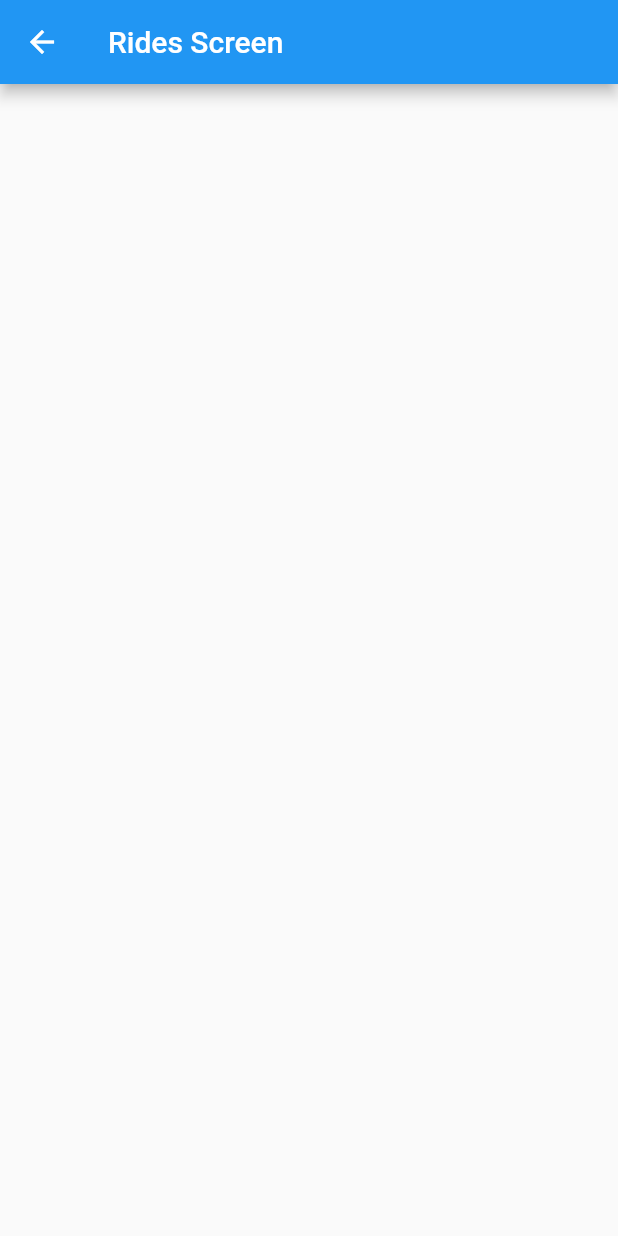
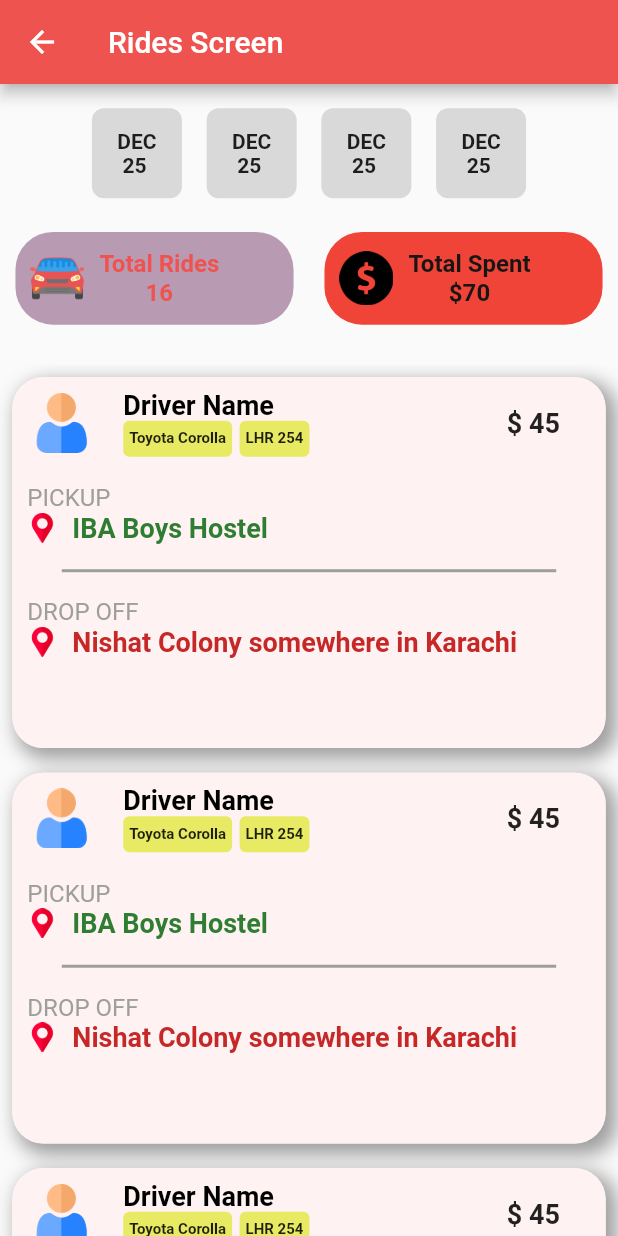
Before and after one commit to Boringlyf/edutech_app, a Flutter app: the RidesScreen screen opened directly, on a phone screen of 412 x 824 dp. Run offline on Flutter 3.47's test engine with Material 2 defaults, Android fonts, the phone set to English and light mode, and no system bars; our stand-ins replace animated_splash_screen, google_maps_flutter, intl_phone_field, page_transition.

Commit message:
Added User Walltet and Ride History Details

```diff
--- a/lib/Screens/rides_history_screen.dart
+++ b/lib/Screens/rides_history_screen.dart
@@ -1,3 +1,6 @@
+import 'package:app/widgets/date_month.dart';
+import 'package:app/widgets/ride_history_card.dart';
+import 'package:app/widgets/total_badge.dart';
 import 'package:flutter/material.dart';
 
 class RidesScreen extends StatelessWidget {
@@ -7,7 +10,45 @@ class RidesScreen extends StatelessWidget {
   Widget build(BuildContext context) {
     return Scaffold(
       appBar: AppBar(
-        title: Text('Rides Screen'),
+        title: const Text('Rides Screen'),
+        backgroundColor: Colors.red[400],
+      ),
+      body: Column(
+        children: [
+          Padding(
+            padding: const EdgeInsets.all(8.0),
+            child: Row(
+              mainAxisAlignment: MainAxisAlignment.center,
+              children: const [
+                DateMonth(),
+                DateMonth(),
+                DateMonth(),
+                DateMonth(),
+              ],
+            ),
+          ),
+          Row(
+            children: const [
+              TotalBadge(),
+            ],
+          ),
+          SizedBox(
+            height: MediaQuery.of(context).size.width -
+                (MediaQuery.of(context).size.width * 0.95),
+          ),
+          new Expanded(
+            child: new SingleChildScrollView(
+              child: Column(
+                children: <Widget>[
+                  RideHistoryCard(),
+                  RideHistoryCard(),
+                  RideHistoryCard(),
+                  RideHistoryCard(),
+                ],
+              ),
+            ),
+          ),
+        ],
       ),
     );
   }
--- a/lib/Screens/wallet_screen.dart
+++ b/lib/Screens/wallet_screen.dart
@@ -6,7 +6,101 @@ class WalletScreen extends StatelessWidget {
   @override
   Widget build(BuildContext context) {
     return Scaffold(
-      appBar: AppBar(title: Text('Wallet')),
+      appBar: AppBar(
+        title: const Text('Wallet'),
+        backgroundColor: Colors.red[400],
+      ),
+      body: Column(
+        children: [
+          Padding(
+            padding: const EdgeInsets.all(8.0),
+            child: Card(
+              elevation: 8,
+              shape: RoundedRectangleBorder(
+                borderRadius: BorderRadius.circular(
+                    MediaQuery.of(context).size.width -
+                        (MediaQuery.of(context).size.width * 0.5)),
+              ),
+              child: Container(
+                width: MediaQuery.of(context).size.width -
+                    (MediaQuery.of(context).size.width * 0.5),
+                height: MediaQuery.of(context).size.width -
+                    (MediaQuery.of(context).size.width * 0.5),
+                decoration: BoxDecoration(
+                  border: Border.all(
+                    color: Color.fromARGB(255, 253, 249, 249),
+                    width: 4,
+                  ),
+                  borderRadius: BorderRadius.all(
+                    Radius.circular(
+                      MediaQuery.of(context).size.width -
+                          (MediaQuery.of(context).size.width * 0.50),
+                    ),
+                  ),
+                ),
+                alignment: Alignment.center,
+                child: Text(
+                  "15240",
+                  style: TextStyle(
+                    fontSize: 60,
+                    fontWeight: FontWeight.bold,
+                    color: Colors.red[400],
+                  ),
+                ),
+              ),
+            ),
+          ),
+          Padding(
+            padding: const EdgeInsets.all(8.0),
+            child: Text(
+              "You have in your wallet",
+              style: TextStyle(
+                color: Colors.red[400],
+                fontSize: 26,
+              ),
+            ),
+          ),
+          Expanded(
+            child: ListView(
+              children: const [
+                Card(
+                  elevation: 5,
+                  child: ListTile(
+                    leading: CircleAvatar(
+                      child: Text("M"),
+                    ),
+                    title: Text("Rider Name"),
+                    subtitle: Text("Destination"),
+                    trailing: Text("563 pkr"),
+                  ),
+                ),
+                Card(
+                  elevation: 5,
+                  child: ListTile(
+                    leading: CircleAvatar(
+                      child: Text("M"),
+                    ),
+                    title: Text("Rider Name"),
+                    subtitle: Text("Destination"),
+                    trailing: Text("563 pkr"),
+                  ),
+                ),
+                Card(
+                  elevation: 5,
+                  child: ListTile(
+                    leading: CircleAvatar(
+                      child: Text("M"),
+                    ),
+                    title: Text("Rider Name"),
+                    subtitle: Text("Destination"),
+                    trailing: Text("563 pkr"),
+                  ),
+                ),
+              ],
+            ),
+          ),
+        ],
+      ),
     );
   }
 }
--- a/lib/models/user_model.dart
+++ b/lib/models/user_model.dart
@@ -6,5 +6,9 @@ class UserModel {
   final String email;
   final String phone;
 
-  UserModel({required this.name, required this.email, required this.phone});
+  UserModel({
+    required this.name,
+    required this.email,
+    required this.phone,
+  });
 }
--- /dev/null
+++ b/lib/widgets/date_month.dart
@@ -0,0 +1,36 @@
+import 'package:flutter/material.dart';
+
+class DateMonth extends StatelessWidget {
+  const DateMonth({super.key});
+
+  @override
+  Widget build(BuildContext context) {
+    return InkWell(
+      onTap: () {},
+      child: Padding(
+        padding: EdgeInsets.all(
+          MediaQuery.of(context).size.width -
+              (MediaQuery.of(context).size.width * 0.98),
+        ),
+        child: SizedBox(
+          width: 60.0,
+          height: 60.0,
+          child: Container(
+            decoration: const BoxDecoration(
+              color: Color(0xFFD9D9D9),
+              shape: BoxShape.rectangle,
+              borderRadius: BorderRadius.all(
+                Radius.circular(8.0),
+              ),
+            ),
+            alignment: Alignment.center,
+            child: const Text(
+              "DEC\n 25",
+              style: TextStyle(fontWeight: FontWeight.bold),
+            ),
+          ),
+        ),
+      ),
+    );
+  }
+}
--- /dev/null
+++ b/lib/widgets/ride_history_card.dart
@@ -0,0 +1,230 @@
+import 'package:flutter/material.dart';
+
+class RideHistoryCard extends StatelessWidget {
+  const RideHistoryCard({super.key});
+
+  @override
+  Widget build(BuildContext context) {
+    return Padding(
+      padding: EdgeInsets.all(
+        MediaQuery.of(context).size.width -
+            (MediaQuery.of(context).size.width * 0.98),
+      ),
+      child: SizedBox(
+        height: MediaQuery.of(context).size.height -
+            (MediaQuery.of(context).size.height * 0.70),
+        child: Container(
+          decoration: BoxDecoration(
+            color: const Color(0xFFFEF2F2),
+            borderRadius: BorderRadius.all(
+              Radius.circular(MediaQuery.of(context).size.width -
+                  (MediaQuery.of(context).size.width * 0.95)),
+            ),
+            shape: BoxShape.rectangle,
+            boxShadow: const [
+              BoxShadow(
+                color: Colors.grey,
+                offset: Offset(
+                  5.0,
+                  5.0,
+                ),
+                blurRadius: 10.0,
+                spreadRadius: 2.0,
+              ), //BoxShadow
+              BoxShadow(
+                color: Colors.white,
+                offset: Offset(0.0, 0.0),
+                blurRadius: 0.0,
+                spreadRadius: 0.0,
+              ), //BoxShadow
+            ],
+          ),
+          child: Column(
+            children: [
+              Row(
+                children: [
+                  Expanded(
+                    flex: 1,
+                    child: Image.asset(
+                      'assets/user.png',
+                      height: 40,
+                      width: 50,
+                    ),
+                  ),
+                  Expanded(
+                    flex: 4,
+                    child: Padding(
+                      padding: const EdgeInsets.all(8.0),
+                      child: Column(
+                        crossAxisAlignment: CrossAxisAlignment.start,
+                        children: [
+                          const Text(
+                            "Driver Name",
+                            style: TextStyle(
+                              color: Colors.black,
+                              fontSize: 18,
+                              fontWeight: FontWeight.bold,
+                            ),
+                          ),
+                          Row(
+                            children: [
+                              SizedBox(
+                                height: 24,
+                                child: Container(
+                                  alignment: Alignment.center,
+                                  decoration: BoxDecoration(
+                                    shape: BoxShape.rectangle,
+                                    color: Color(0xFFE7EA62),
+                                    borderRadius: BorderRadius.all(
+                                      Radius.circular(
+                                        MediaQuery.of(context).size.width -
+                                            (MediaQuery.of(context).size.width *
+                                                0.99),
+                                      ),
+                                    ),
+                                  ),
+                                  child: const Padding(
+                                    padding: EdgeInsets.all(4.0),
+                                    child: Text(
+                                      'Toyota Corolla',
+                                      style: TextStyle(
+                                        fontSize: 10,
+                                        fontWeight: FontWeight.bold,
+                                      ),
+                                    ),
+                                  ),
+                                ),
+                              ),
+                              const SizedBox(
+                                width: 5,
+                              ),
+                              SizedBox(
+                                height: 24,
+                                child: Container(
+                                  alignment: Alignment.center,
+                                  decoration: BoxDecoration(
+                                    shape: BoxShape.rectangle,
+                                    color: Color(0xFFE7EA62),
+                                    borderRadius: BorderRadius.all(
+                                      Radius.circular(
+                                        MediaQuery.of(context).size.width -
+                                            (MediaQuery.of(context).size.width *
+                                                0.99),
+                                      ),
+                                    ),
+                                  ),
+                                  child: const Padding(
+                                    padding: EdgeInsets.all(4.0),
+                                    child: Text(
+                                      'LHR 254',
+                                      style: TextStyle(
+                                        fontSize: 10,
+                                        fontWeight: FontWeight.bold,
+                                      ),
+                                    ),
+                                  ),
+                                ),
+                              ),
+                            ],
+                          ),
+                        ],
+                      ),
+                    ),
+                  ),
+                  const Expanded(
+                    flex: 1,
+                    child: Text(
+                      '\$ 45',
+                      style: TextStyle(
+                        fontWeight: FontWeight.bold,
+                        fontSize: 18,
+                      ),
+                    ),
+                  ),
+                ],
+              ),
+              Padding(
+                padding: const EdgeInsets.all(10.0),
+                child: Column(
+                  crossAxisAlignment: CrossAxisAlignment.start,
+                  children: [
+                    Text(
+                      'PICKUP',
+                      style: TextStyle(
+                        color: Colors.grey,
+                        fontSize: 16,
+                      ),
+                    ),
+                    Row(
+                      children: [
+                        Image.asset(
+                          'assets/placeholder.png',
+                          height: 20,
+                          width: 20,
+                        ),
+                        const SizedBox(
+                          width: 10,
+                        ),
+                        Text(
+                          'IBA Boys Hostel',
+                          style: TextStyle(
+                            fontSize: 18,
+                            fontWeight: FontWeight.bold,
+                            color: Colors.green[800],
+                          ),
+                        ),
+                      ],
+                    ),
+                  ],
+                ),
+              ),
+              SizedBox(
+                width: MediaQuery.of(context).size.width -
+                    (MediaQuery.of(context).size.width * .20),
+                child: const Divider(
+                  color: Colors.grey,
+                  thickness: 2,
+                ),
+              ),
+              Padding(
+                padding: const EdgeInsets.all(10.0),
+                child: Column(
+                  crossAxisAlignment: CrossAxisAlignment.start,
+                  children: [
+                    Text(
+                      'DROP OFF',
+                      style: TextStyle(
+                        color: Colors.grey,
+                        fontSize: 16,
+                      ),
+                    ),
+                    Row(
+                      children: [
+                        Image.asset(
+                          'assets/placeholder.png',
+                          height: 20,
+                          width: 20,
+                        ),
+                        const SizedBox(
+                          width: 10,
+                        ),
+                        Text(
+                          'Nishat Colony somewhere in Karachi',
+                          style: TextStyle(
+                            fontSize: 18,
+                            fontWeight: FontWeight.bold,
+                            color: Colors.red[800],
+                          ),
+                        ),
+                      ],
+                    ),
+                  ],
+                ),
+              ),
+            ],
+          ),
+        ),
+      ),
+    );
+  }
+}
--- a/lib/widgets/signup_block.dart
+++ b/lib/widgets/signup_block.dart
@@ -9,7 +9,10 @@ class SignUpBlock extends StatelessWidget {
   @override
   Widget build(BuildContext context) {
     return Padding(
-      padding: const EdgeInsets.symmetric(horizontal: 20, vertical: 20),
+      padding: const EdgeInsets.symmetric(
+        horizontal: 20,
+        vertical: 20,
+      ),
       child: Container(
         child: Column(crossAxisAlignment: CrossAxisAlignment.start, children: [
           Padding(
--- /dev/null
+++ b/lib/widgets/total_badge.dart
@@ -0,0 +1,131 @@
+import 'package:flutter/material.dart';
+
+class TotalBadge extends StatelessWidget {
+  const TotalBadge({super.key});
+
+  @override
+  Widget build(BuildContext context) {
+    return Padding(
+      padding: EdgeInsets.only(
+          top: MediaQuery.of(context).size.width -
+              (MediaQuery.of(context).size.width * 0.985),
+          bottom: MediaQuery.of(context).size.width -
+              (MediaQuery.of(context).size.width * 0.985),
+          right: MediaQuery.of(context).size.width -
+              (MediaQuery.of(context).size.width * 0.975),
+          left: MediaQuery.of(context).size.width -
+              (MediaQuery.of(context).size.width * 0.975)),
+      child: Row(
+        children: [
+          SizedBox(
+            width: MediaQuery.of(context).size.width -
+                (MediaQuery.of(context).size.width * .55),
+            height: MediaQuery.of(context).size.height -
+                (MediaQuery.of(context).size.height * 0.925),
+            child: Container(
+              decoration: const BoxDecoration(
+                color: Color(0xFFB89BB3),
+                shape: BoxShape.rectangle,
+                borderRadius: BorderRadius.all(
+                  Radius.circular(25),
+                ),
+              ),
+              child: Row(
+                children: [
+                  Padding(
+                    padding: const EdgeInsets.only(
+                      left: 10,
+                      right: 10,
+                    ),
+                    child: Image.asset(
+                      'assets/car.png',
+                      height: 36,
+                      width: 36,
+                    ),
+                  ),
+                  Center(
+                    child: Column(
+                      mainAxisAlignment: MainAxisAlignment.center,
+                      children: [
+                        Text(
+                          "Total Rides",
+                          style: TextStyle(
+                            fontSize: 16,
+                            fontWeight: FontWeight.bold,
+                            color: Colors.red[400],
+                          ),
+                        ),
+                        Text(
+                          "16",
+                          style: TextStyle(
+                            fontSize: 16,
+                            fontWeight: FontWeight.bold,
+                            color: Colors.red[400],
+                          ),
+                        ),
+                      ],
+                    ),
+                  ),
+                ],
+              ),
+            ),
+          ),
+          SizedBox(
+            width: MediaQuery.of(context).size.width -
+                (MediaQuery.of(context).size.width * .95),
+          ),
+          SizedBox(
+            width: MediaQuery.of(context).size.width -
+                (MediaQuery.of(context).size.width * .55),
+            height: MediaQuery.of(context).size.height -
+                (MediaQuery.of(context).size.height * 0.925),
+            child: Container(
+              decoration: const BoxDecoration(
+                color: Color(0xFFF04438),
+                shape: BoxShape.rectangle,
+                borderRadius: BorderRadius.all(
+                  Radius.circular(25),
+                ),
+              ),
+              child: Row(
+                children: [
+                  Padding(
+                    padding: const EdgeInsets.only(left: 10, right: 10),
+                    child: Image.asset(
+                      'assets/dollar-symbol.png',
+                      height: 36,
+                      width: 36,
+                    ),
+                  ),
+                  Center(
+                    child: Column(
+                      mainAxisAlignment: MainAxisAlignment.center,
+                      children: const [
+                        Text(
+                          "Total Spent",
+                          style: TextStyle(
+                            fontSize: 16,
+                            fontWeight: FontWeight.bold,
+                            color: Color(0xFF181515),
+                          ),
+                        ),
+                        Text(
+                          "\$70",
+                          style: TextStyle(
+                            fontSize: 16,
+                            fontWeight: FontWeight.bold,
+                            color: Color(0xFF181515),
+                          ),
+                        ),
+                      ],
+                    ),
+                  ),
+                ],
+              ),
+            ),
+          )
+        ],
+      ),
+    );
+  }
+}
```
Also changed, not shown: pubspec.yaml (+6 -4 lines), assets/car.png (added), assets/dollar-symbol.png (added), assets/placeholder.png (added), assets/user.png (added).
